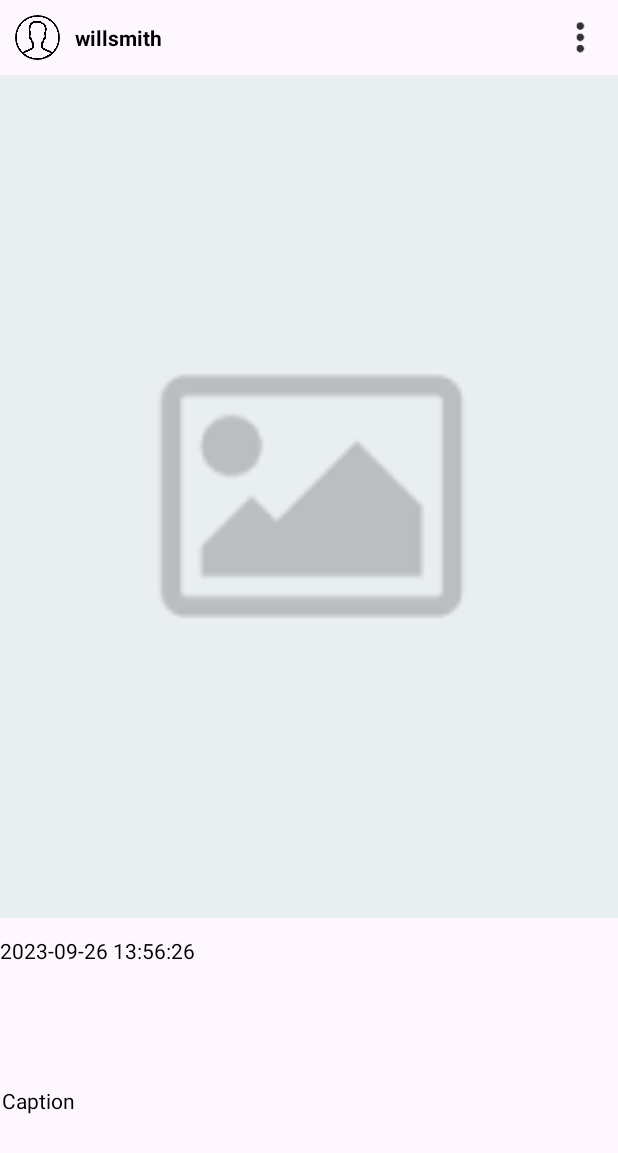
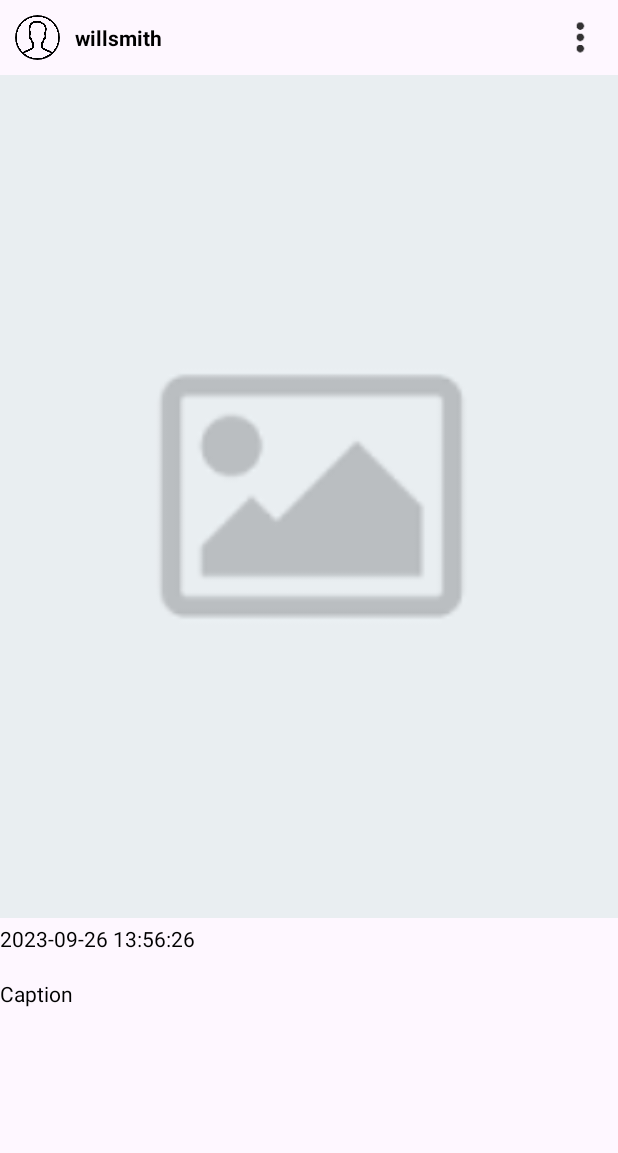
Before and after one commit to KinnHoe/assignment-ocean, an Android app: the layout moment_item.xml on its own in the app's theme, with its tools: preview values and no code run, on a phone screen of 412 x 824 dp. Shown: the top 1153 px of the screen. Run offline under Robolectric (Android 15) with nearby library versions, the light colour scheme and no system bars.

Commit message:
Initial Commit

```diff
--- a/app/src/main/java/com/example/assignment_ocean/AddPost.kt
+++ b/app/src/main/java/com/example/assignment_ocean/AddPost.kt
@@ -14,7 +14,6 @@ import androidx.activity.result.contract.ActivityResultContracts
 import androidx.appcompat.app.AppCompatActivity
 import androidx.fragment.app.Fragment
 import androidx.lifecycle.lifecycleScope
-import androidx.navigation.fragment.findNavController
 import com.example.assignment_ocean.databinding.FragmentAddPostBinding
 import com.example.assignment_ocean.models.Post
 import com.google.firebase.database.FirebaseDatabase
@@ -152,9 +151,6 @@ class AddPost : Fragment() {
                         Toast.makeText(requireContext(), "Post shared", Toast.LENGTH_SHORT).show()
                         clearFields()
 
-                        // Navigate to the Moment fragment
-                        val navController = findNavController()
-                        navController.navigate(R.id.moment)
                     } else {
                         showError("Failed to save post: ${task.exception?.message}")
                     }
--- a/app/src/main/res/layout/activity_main.xml
+++ b/app/src/main/res/layout/activity_main.xml
@@ -16,8 +16,6 @@
         app:layout_constraintTop_toTopOf="parent">
 
     </FrameLayout>
-
-
 
 
     <androidx.coordinatorlayout.widget.CoordinatorLayout
--- a/app/src/main/res/layout/moment_item.xml
+++ b/app/src/main/res/layout/moment_item.xml
@@ -45,10 +45,10 @@
         android:id="@+id/timestamp_text"
         android:layout_width="wrap_content"
         android:layout_height="wrap_content"
-        android:layout_marginTop="12dp"
+        android:layout_marginTop="4dp"
         android:textColor="@color/black"
+        app:layout_constraintStart_toStartOf="parent"
         app:layout_constraintTop_toBottomOf="@+id/post_image"
-        app:layout_constraintStart_toStartOf="parent"
         tools:text="2023-09-26 13:56:26" />
 
     <TextView
@@ -57,10 +57,12 @@
         android:layout_height="wrap_content"
         android:text="@{post.caption}"
         android:textColor="@color/black"
+        app:layout_constraintBottom_toBottomOf="parent"
+        app:layout_constraintEnd_toEndOf="parent"
+        app:layout_constraintHorizontal_bias="0.0"
+        app:layout_constraintStart_toStartOf="parent"
         app:layout_constraintTop_toBottomOf="@+id/timestamp_text"
-        app:layout_constraintStart_toStartOf="parent"
-        app:layout_constraintEnd_toEndOf="parent"
-        app:layout_constraintBottom_toBottomOf="parent"
+        app:layout_constraintVertical_bias="0.103"
         tools:text="Caption" />
 
 </androidx.constraintlayout.widget.ConstraintLayout>
```
Also changed, not shown: app/src/main/java/com/example/assignment_ocean/Moment.kt (+18 -0 lines), app/src/main/res/layout/fragment_moment.xml (line endings or trailing spaces).
